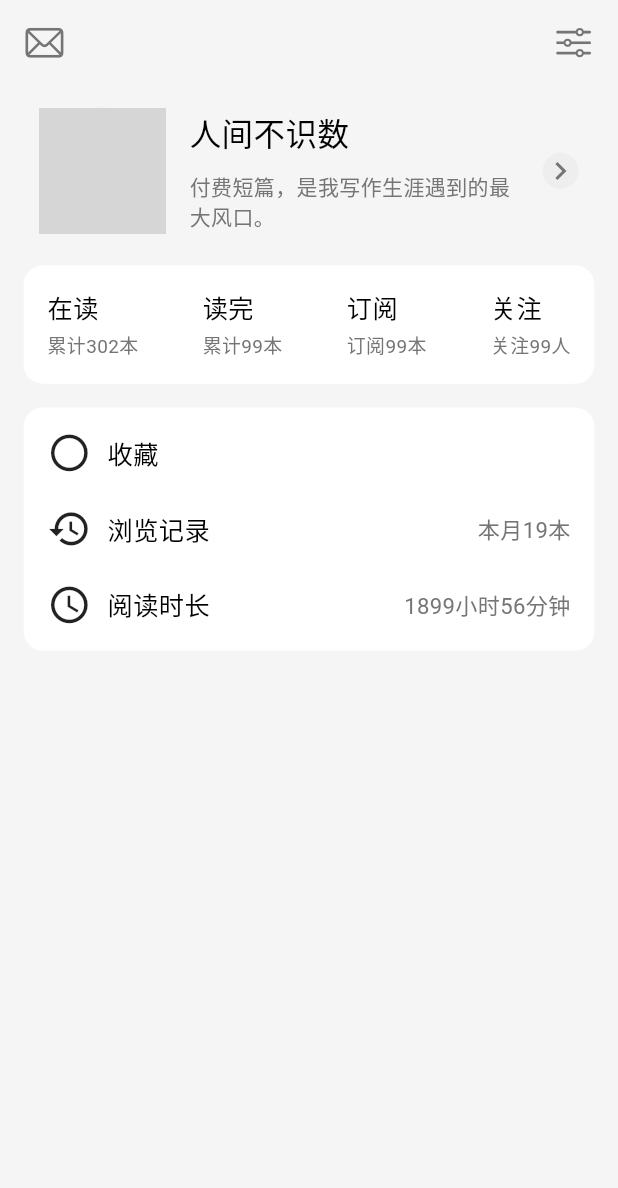
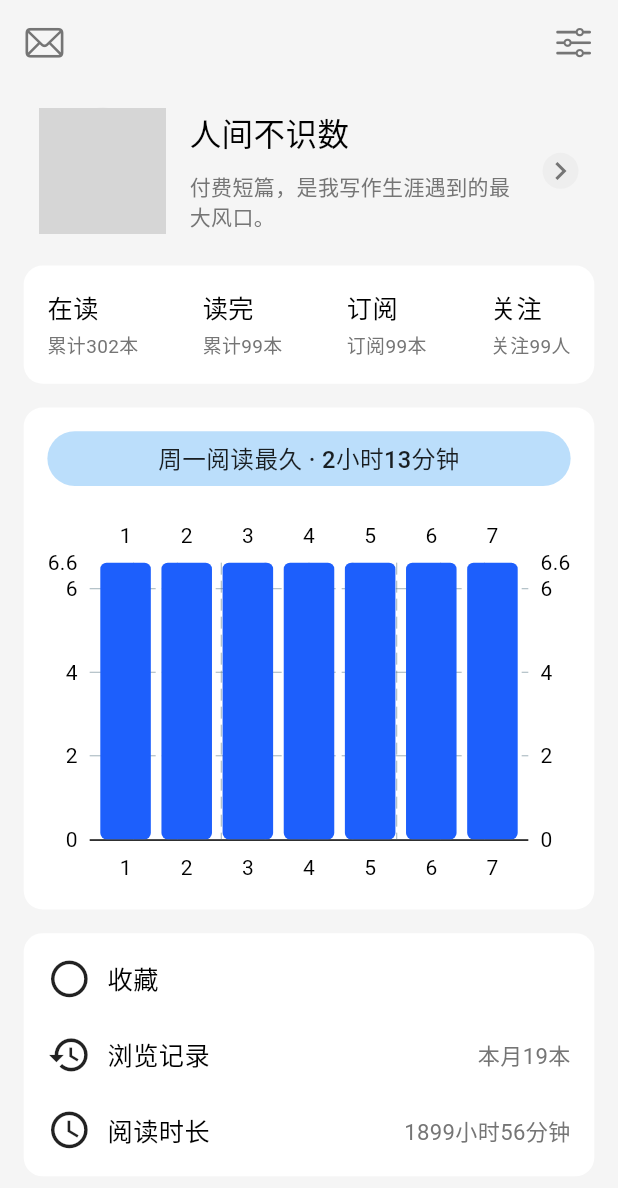
Before and after one commit to bingdyee/pub_reader, a Flutter app: the ProfilePage screen opened directly, on a phone screen of 412 x 824 dp. Shown: the top 1188 px of the screen. Run offline on Flutter 3.47's test engine with Material 3 defaults, Android fonts, the light colour scheme and no system bars; drawn by our look-alikes of fl_chart; our stand-ins replace dio, easy_refresh, flutter_screenutil, fluttertoast, shared_preferences; missing offline and left inert: lazy_load_indexed_stack; accounts and stored records are empty; network calls fail; grey boxes are pictures that could not be loaded.

Commit message:
using fl_chart

```diff
--- a/lib/pages/profile/profile_page.dart
+++ b/lib/pages/profile/profile_page.dart
@@ -1,6 +1,8 @@
 import 'package:flutter/cupertino.dart' show CupertinoIcons;
 import 'package:flutter/material.dart';
 import 'package:flutter_screenutil/flutter_screenutil.dart';
+
+import 'reading_duration_view.dart';
 
 class ProfilePage extends StatefulWidget {
   const ProfilePage({super.key});
@@ -188,6 +190,8 @@ class _ProfilePageState extends State<ProfilePage> {
                   ),
                 ),
                 15.verticalSpace,
+                ReadingDurationView(),
+                15.verticalSpace,
                 Container(
                   padding: EdgeInsets.all(15.r),
                   decoration: BoxDecoration(
--- /dev/null
+++ b/lib/pages/profile/reading_duration_view.dart
@@ -0,0 +1,75 @@
+import 'dart:math';
+
+import 'package:fl_chart/fl_chart.dart';
+import 'package:flutter/material.dart';
+import 'package:flutter_screenutil/flutter_screenutil.dart';
+import 'package:pub_reader/common/values/colors.dart';
+
+class ReadingDurationView extends StatefulWidget {
+  const ReadingDurationView({super.key});
+
+  @override
+  State<StatefulWidget> createState() {
+    return _ReadingDurationViewState();
+  }
+}
+
+class _ReadingDurationViewState extends State<ReadingDurationView> {
+  @override
+  Widget build(BuildContext context) {
+    return Container(
+      padding: EdgeInsets.symmetric(vertical: 15.r),
+      decoration: BoxDecoration(
+        color: Colors.white,
+        borderRadius: BorderRadius.circular(12.r),
+      ),
+      child: Column(
+        spacing: 20.h,
+        children: [
+          Container(
+            width: double.infinity,
+            margin: EdgeInsets.symmetric(horizontal: 15.r),
+            padding: EdgeInsets.symmetric(horizontal: 15.r, vertical: 6.r),
+            decoration: BoxDecoration(
+              color: Colors.blue.shade100,
+              borderRadius: BorderRadius.circular(20.r)
+            ),
+            child: Text(
+              "周一阅读最久 · 2小时13分钟", textAlign: TextAlign.center,
+              style: TextStyle(color: Colors.black87, fontSize: 15.sp, fontWeight: FontWeight.w500),
+            ),
+          ),
+          AspectRatio(
+            aspectRatio: 1.55,
+            child: BarChart(
+              BarChartData(
+                groupsSpace: 10,
+                borderData: FlBorderData(
+                  border: const Border(
+                    top: BorderSide.none,
+                    right: BorderSide.none,
+                    left: BorderSide.none,
+                    bottom: BorderSide(width: 1),
+                  ),
+                ),
+                barGroups: List.generate(7, (index) {
+                  return BarChartGroupData(
+                    x: index + 1,
+                    barRods: [
+                      BarChartRodData(
+                        toY: Random().nextDouble() * 60,
+                        width: 32.w,
+                        color: AppColors.primary,
+                        borderRadius: BorderRadius.circular(4.r),
+                      ),
+                    ],
+                  );
+                }),
+              ),
+            ),
+          ),
+        ],
+      ),
+    );
+  }
+}
--- a/pubspec.yaml
+++ b/pubspec.yaml
@@ -49,6 +49,7 @@ dependencies:
   cached_network_image: ^3.4.1
   battery_plus: ^6.2.1
   intl: ^0.20.2
+  fl_chart: ^0.70.2
 
 dev_dependencies:
   flutter_test:
```
Also changed, not shown: pubspec.lock.
